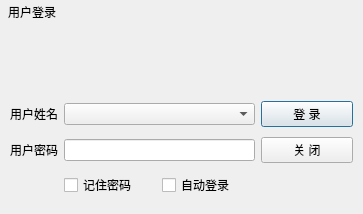
First picture: the form in video_system/core_form/frmlogin.ui, repository QLYin/video_system, before the edit.
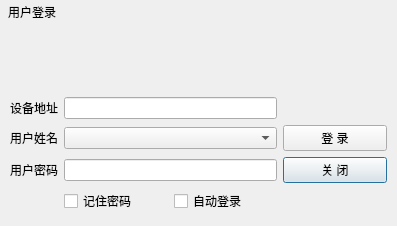
Second picture: the form after the edit. Icons and pictures are not drawn. Custom widgets are drawn as their Qt base class.

```diff
--- a/video_system/core_form/frmlogin.ui
+++ b/video_system/core_form/frmlogin.ui
@@ -6,8 +6,8 @@
    <rect>
     <x>0</x>
     <y>0</y>
-    <width>363</width>
-    <height>214</height>
+    <width>397</width>
+    <height>226</height>
    </rect>
   </property>
   <property name="windowTitle">
@@ -169,60 +169,7 @@
          <bool>true</bool>
         </property>
         <layout class="QGridLayout" name="gridLayout">
-         <item row="0" column="0">
-          <widget class="QLabel" name="labUserName">
-           <property name="sizePolicy">
-            <sizepolicy hsizetype="Fixed" vsizetype="Preferred">
-             <horstretch>0</horstretch>
-             <verstretch>0</verstretch>
-            </sizepolicy>
-           </property>
-           <property name="text">
-            <string>用户姓名</string>
-           </property>
-          </widget>
-         </item>
-         <item row="0" column="3">
-          <widget class="QPushButton" name="btnLogin">
-           <property name="minimumSize">
-            <size>
-             <width>80</width>
-             <height>0</height>
-            </size>
-           </property>
-           <property name="text">
-            <string>登 录</string>
-           </property>
-           <property name="icon">
-            <iconset>
-             <normaloff>:/image/btn_ok.png</normaloff>:/image/btn_ok.png</iconset>
-           </property>
-          </widget>
-         </item>
-         <item row="1" column="0">
-          <widget class="QLabel" name="labUserPwd">
-           <property name="sizePolicy">
-            <sizepolicy hsizetype="Fixed" vsizetype="Preferred">
-             <horstretch>0</horstretch>
-             <verstretch>0</verstretch>
-            </sizepolicy>
-           </property>
-           <property name="text">
-            <string>用户密码</string>
-           </property>
-          </widget>
-         </item>
-         <item row="1" column="1" colspan="2">
-          <widget class="XLineEdit" name="txtUserPwd">
-           <property name="text">
-            <string/>
-           </property>
-           <property name="echoMode">
-            <enum>QLineEdit::Password</enum>
-           </property>
-          </widget>
-         </item>
-         <item row="1" column="3">
+         <item row="2" column="3">
           <widget class="QPushButton" name="btnClose">
            <property name="minimumSize">
             <size>
@@ -242,21 +189,44 @@
            </property>
           </widget>
          </item>
-         <item row="2" column="1">
+         <item row="2" column="1" colspan="2">
+          <widget class="XLineEdit" name="txtUserPwd">
+           <property name="text">
+            <string/>
+           </property>
+           <property name="echoMode">
+            <enum>QLineEdit::Password</enum>
+           </property>
+          </widget>
+         </item>
+         <item row="3" column="1">
           <widget class="QCheckBox" name="ckAutoPwd">
            <property name="text">
             <string>记住密码</string>
            </property>
           </widget>
          </item>
-         <item row="2" column="2">
+         <item row="2" column="0">
+          <widget class="QLabel" name="labUserPwd">
+           <property name="sizePolicy">
+            <sizepolicy hsizetype="Fixed" vsizetype="Preferred">
+             <horstretch>0</horstretch>
+             <verstretch>0</verstretch>
+            </sizepolicy>
+           </property>
+           <property name="text">
+            <string>用户密码</string>
+           </property>
+          </widget>
+         </item>
+         <item row="3" column="2">
           <widget class="QCheckBox" name="ckAutoLogin">
            <property name="text">
             <string>自动登录</string>
            </property>
           </widget>
          </item>
-         <item row="0" column="1" colspan="2">
+         <item row="1" column="1" colspan="2">
           <widget class="QComboBox" name="cboxUserName">
            <property name="sizePolicy">
             <sizepolicy hsizetype="Expanding" vsizetype="Fixed">
@@ -266,6 +236,46 @@
            </property>
           </widget>
          </item>
+         <item row="1" column="0">
+          <widget class="QLabel" name="labUserName">
+           <property name="sizePolicy">
+            <sizepolicy hsizetype="Fixed" vsizetype="Preferred">
+             <horstretch>0</horstretch>
+             <verstretch>0</verstretch>
+            </sizepolicy>
+           </property>
+           <property name="text">
+            <string>用户姓名</string>
+           </property>
+          </widget>
+         </item>
+         <item row="1" column="3">
+          <widget class="QPushButton" name="btnLogin">
+           <property name="minimumSize">
+            <size>
+             <width>80</width>
+             <height>0</height>
+            </size>
+           </property>
+           <property name="text">
+            <string>登 录</string>
+           </property>
+           <property name="icon">
+            <iconset>
+             <normaloff>:/image/btn_ok.png</normaloff>:/image/btn_ok.png</iconset>
+           </property>
+          </widget>
+         </item>
+         <item row="0" column="0">
+          <widget class="QLabel" name="labelIP">
+           <property name="text">
+            <string>设备地址</string>
+           </property>
+          </widget>
+         </item>
+         <item row="0" column="1" colspan="2">
+          <widget class="QLineEdit" name="lineEditIP"/>
+         </item>
         </layout>
        </widget>
       </item>
```
